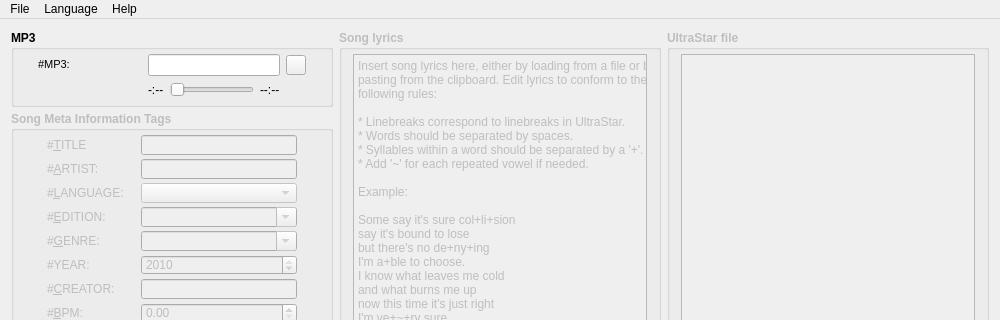
The window that src/QCMainWindow.ui (UltraStar-Deluxe/UltraStar-Creator) describes before a commit, drawn with Qt 5; both pictures show x 0 to 1000 and y 0 to 320 of the 1000 by 803 pixel window.
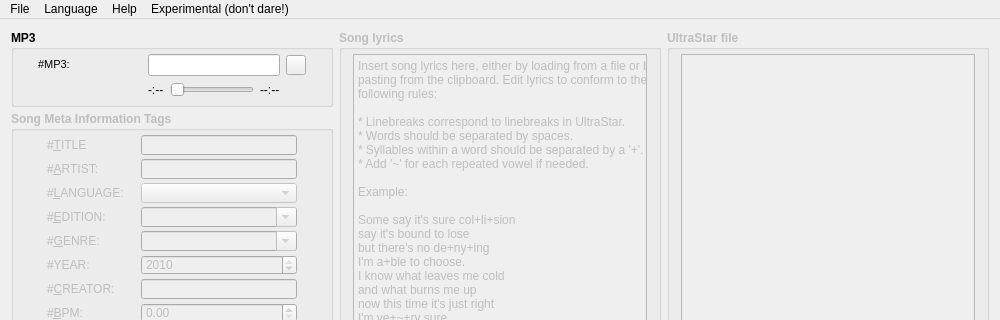
The same window after the commit. Icons and pictures are not drawn.

What changed in the file:
```diff
--- a/src/QCMainWindow.ui
+++ b/src/QCMainWindow.ui
@@ -3070,9 +3070,16 @@
     <addaction name="actionPolish"/>
     <addaction name="actionSpanish"/>
    </widget>
+   <widget class="QMenu" name="menuExperimental_don_t_dare">
+    <property name="title">
+     <string>Experimental (don't dare!)</string>
+    </property>
+    <addaction name="actionCreate_Dummy_Songs"/>
+   </widget>
    <addaction name="menuFile"/>
    <addaction name="menuLanguage"/>
    <addaction name="menuHelp_2"/>
+   <addaction name="menuExperimental_don_t_dare"/>
   </widget>
   <widget class="QStatusBar" name="statusBar"/>
   <action name="actionAbout">
```
Left out of the diff: 12 changed lines with no effect on the pictures.
